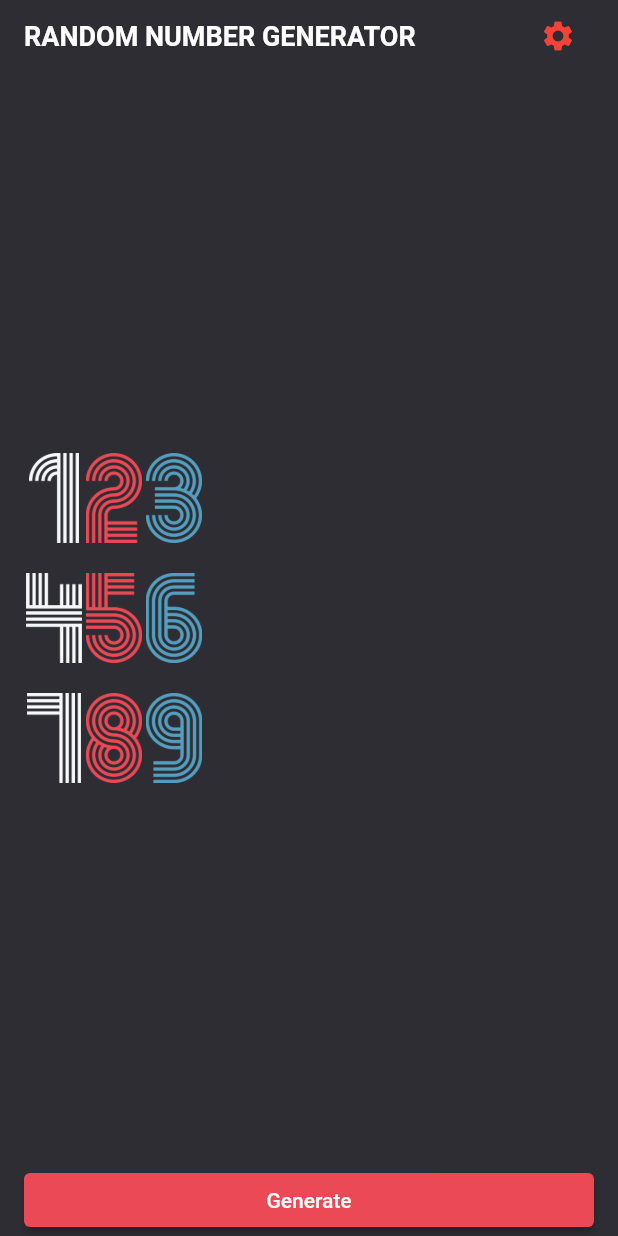
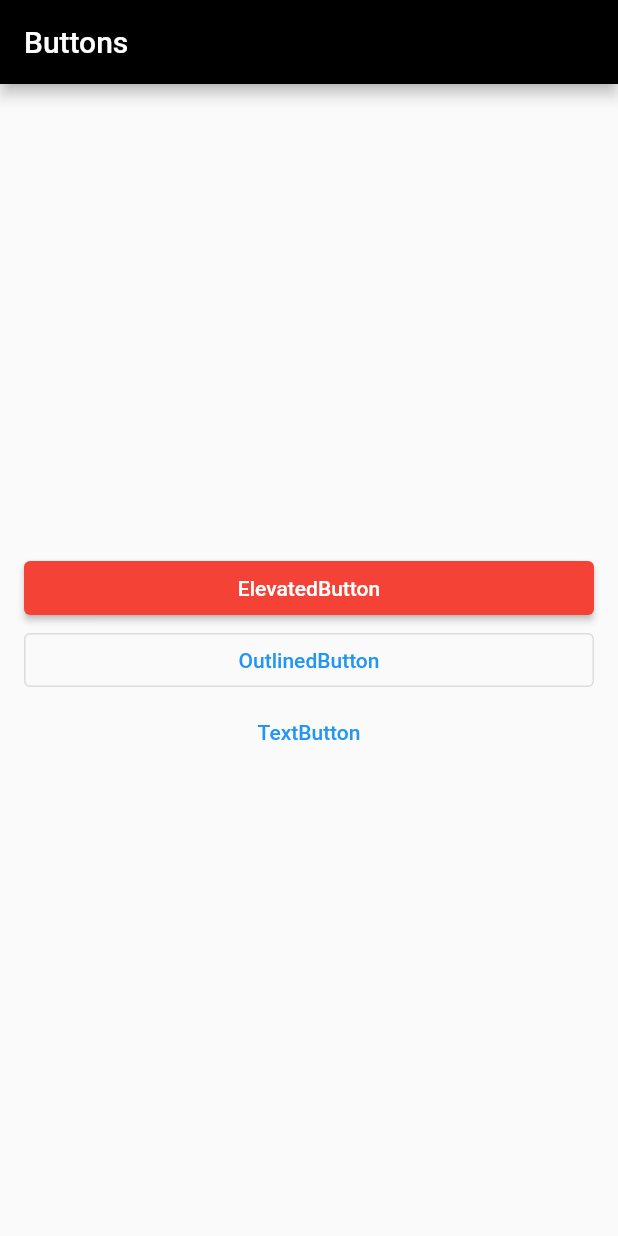
Before and after one commit to Hyunsang-coder/random_number_generator, a Flutter app: the screen it shows after launch, on a phone screen of 412 x 824 dp. Run offline on Flutter 3.47's test engine with Material 2 defaults, Android fonts, the phone set to English and light mode, and no system bars.

Commit message:
buttonTest

```diff
--- a/lib/main.dart
+++ b/lib/main.dart
@@ -1,7 +1,8 @@
 import 'package:flutter/material.dart';
+import 'package:random_number_generator/screen/button_test_screen.dart';
 import 'package:random_number_generator/screen/home_screen.dart';
 
 void main() {
   runApp(MaterialApp(
-    home: HomeScreen(),));
+    home: ButtonTestScreen(),));
 }
--- /dev/null
+++ b/lib/screen/button_test_screen.dart
@@ -0,0 +1,49 @@
+import 'package:flutter/material.dart';
+
+
+class ButtonTestScreen extends StatelessWidget {
+  const ButtonTestScreen({super.key});
+
+  @override
+  Widget build(BuildContext context) {
+    return SafeArea(
+      child: Scaffold(
+        appBar: AppBar(
+          title: Text('Buttons'),
+          backgroundColor: Colors.black,
+        ),
+        body: Padding(
+          padding: const EdgeInsets.symmetric(horizontal: 16.0),
+          child: Column(
+            mainAxisAlignment: MainAxisAlignment.center,
+            crossAxisAlignment: CrossAxisAlignment.stretch,
+            children: [
+              ElevatedButton(onPressed: (){},
+                style: ButtonStyle(
+                  backgroundColor: MaterialStateProperty.resolveWith(
+                          (Set<MaterialState> states) {
+                            if(states.contains(MaterialState.pressed))
+                            {
+                              return Colors.yellow;
+                            }
+                            return Colors.red;
+                          }),
+                  foregroundColor: MaterialStateProperty.all(Colors.white)
+
+
+                ),
+                  child: Text('ElevatedButton'),
+              ),
+              OutlinedButton(onPressed: (){},
+                  child: Text('OutlinedButton')
+              ),
+              TextButton(onPressed: (){},
+                  child: Text('TextButton')
+              ),
+            ],
+          ),
+        ),
+      ),
+    );
+  }
+}
```
Also changed, not shown: 1 other file.
